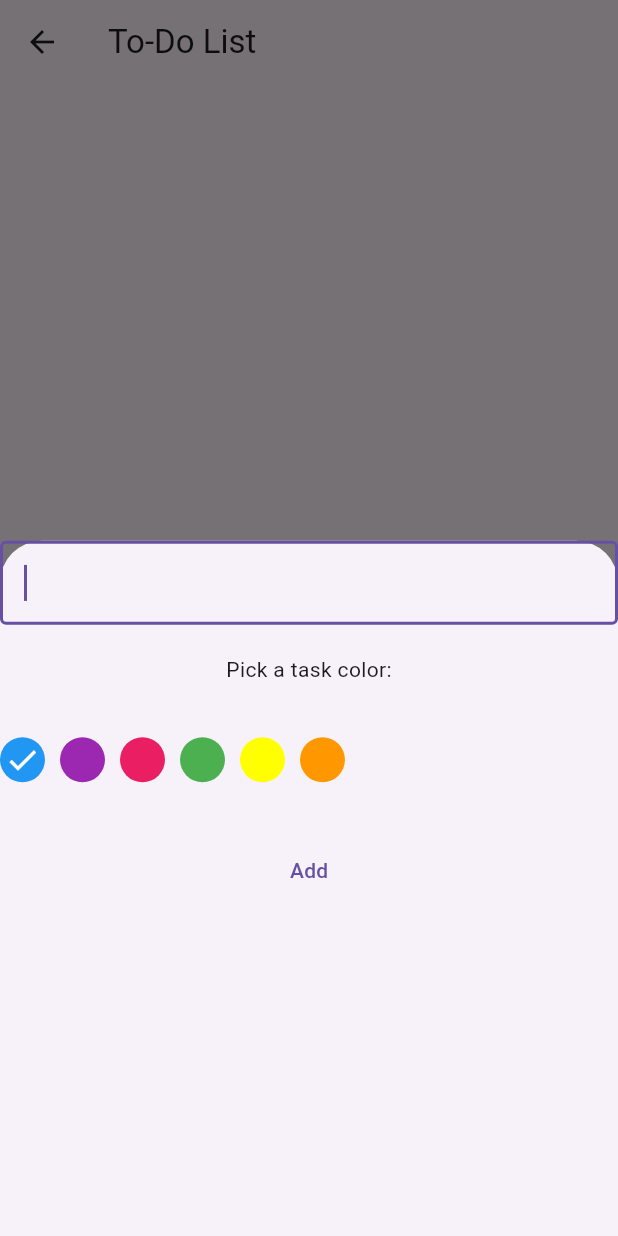
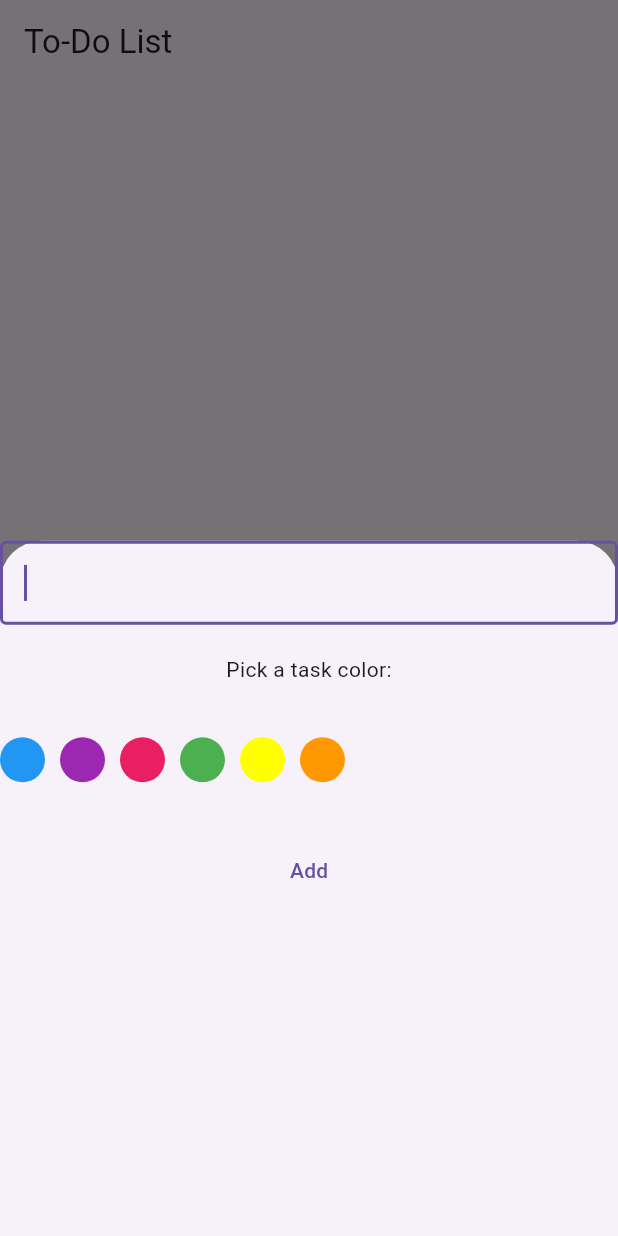
Before and after one commit to meerapm2020/sharedpreference_example, a Flutter app: the TodoList screen opened directly, after a tap on the "add" icon, on a phone screen of 412 x 824 dp. Run offline on Flutter 3.47's test engine with Material 3 defaults, Android fonts, the light colour scheme and no system bars; our stand-ins replace shared_preferences; accounts and stored records are empty.

Commit message:
second commit

```diff
--- a/lib/main.dart
+++ b/lib/main.dart
@@ -14,7 +14,7 @@ class MyApp extends StatelessWidget {
   Widget build(BuildContext context) {
     return MaterialApp(
       debugShowCheckedModeBanner: false,
-      home: NewtodoApp(),
+      home: TodoList(),
     );
   }
 }
--- a/lib/todo.dart
+++ b/lib/todo.dart
@@ -109,9 +109,6 @@ class _TodoListState extends State<TodoList> {
                       child: CircleAvatar(
                         radius: 15,
                         backgroundColor: _colorlist[index],
-                        child: _selectedColor == _colorlist[index]
-                            ? Icon(Icons.check, color: Colors.white)
-                            : null,
                       ),
                     );
                   },
```
